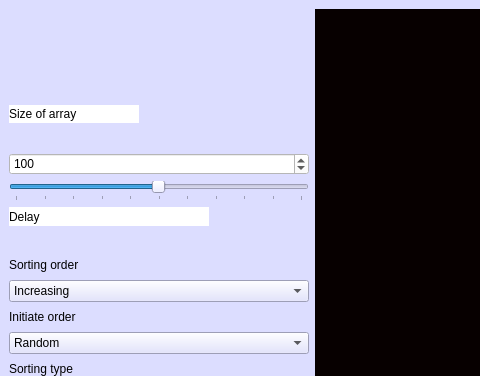
viktormuzyka/ooop, file src/sem2/lab2(with test)/mainwindow.ui: the form before one commit; both pictures show x 0 to 480 and y 0 to 376 of the 1286 by 641 pixel window.
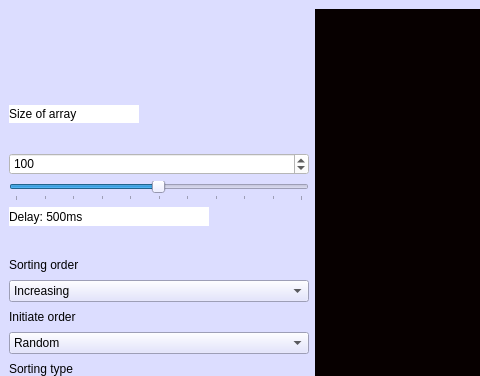
The form after the commit.

Commit message: try to add sound, problem with multimedia and cmake, add delay counter on label

Patch:
```diff
--- a/src/sem2/lab2(with test)/mainwindow.ui
+++ b/src/sem2/lab2(with test)/mainwindow.ui
@@ -265,7 +265,7 @@
        <string notr="true">background-color: rgb(255, 255, 255);</string>
       </property>
       <property name="text">
-       <string>Delay</string>
+       <string>Delay: 500ms</string>
       </property>
      </widget>
     </item>
```
Left out of the diff: 416 changed lines with no effect on the pictures. The commit also changes 7 other files.
